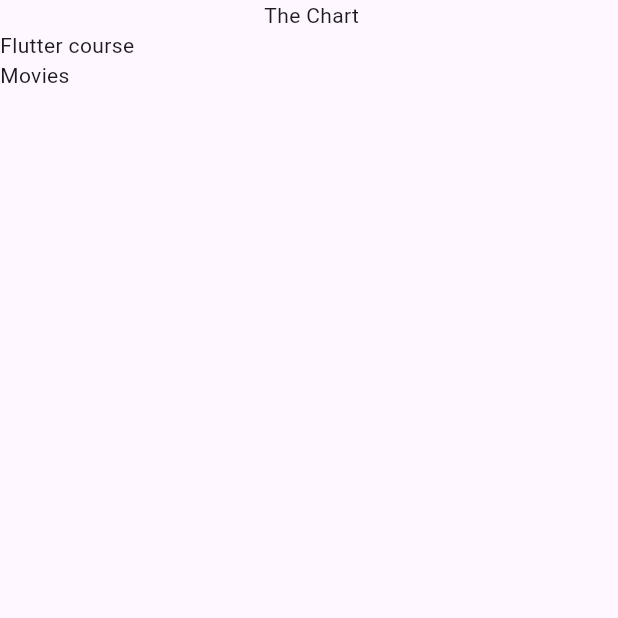
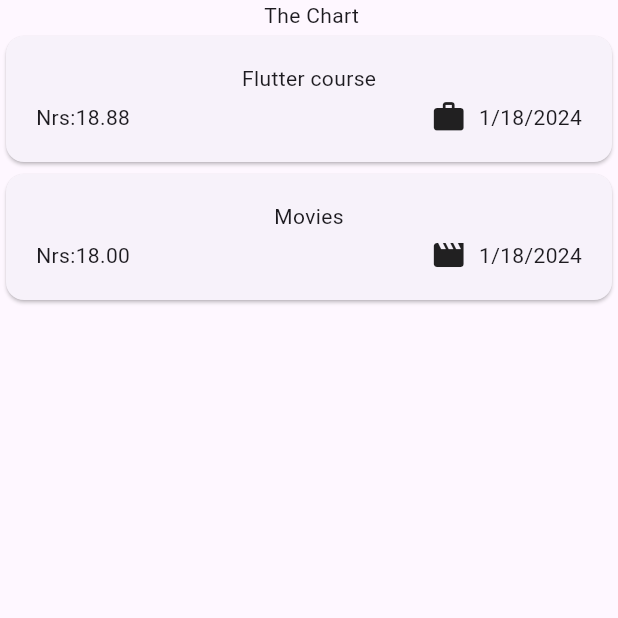
Before and after one commit to Sandipshrestha1/expenses_tracker, a Flutter app: the screen it shows after launch, on a phone screen of 412 x 824 dp, the top half of it. Run offline on Flutter 3.47's test engine with Material 3 defaults, Android fonts, the phone set to English and light mode, and no system bars.

Commit message:
making ui dynmaic

```diff
--- a/lib/main.dart
+++ b/lib/main.dart
@@ -1,6 +1,6 @@
 import 'package:flutter/material.dart';
 
-import 'expenses.dart';
+import 'widgets/expenses.dart';
 
 void main() {
   runApp(
--- a/lib/models/expense.dart
+++ b/lib/models/expense.dart
@@ -1,8 +1,20 @@
 import 'package:uuid/uuid.dart';
+import 'package:flutter/material.dart';
+import 'package:intl/intl.dart';
+
+
+final formatter = DateFormat.yMd();
 
 const uuid = Uuid();
 
 enum ExpenseCategory { food, travel, leisure, work }
+
+const categoryIcons = {
+  ExpenseCategory.food: Icons.lunch_dining,
+  ExpenseCategory.travel: Icons.flight_takeoff,
+  ExpenseCategory.leisure: Icons.movie,
+  ExpenseCategory.work: Icons.work,
+};
 
 class Expense {
   Expense({
@@ -17,4 +29,11 @@ class Expense {
   final double amount;
   final DateTime date;
   final ExpenseCategory category;
+
+  String get formattedDate {
+    return formatter.format(date);
+  }
+
+
+
 }
--- a/lib/expenses.dart
+++ b/lib/widgets/expenses.dart
@@ -1,4 +1,4 @@
-import 'package:expense_tracker/expenses_list.dart';
+import 'package:expense_tracker/widgets/expenses_lists/expenses_list.dart';
 import 'package:expense_tracker/models/expense.dart';
 import 'package:flutter/foundation.dart';
 import 'package:flutter/material.dart';
@@ -32,7 +32,6 @@ class _ExpensesState extends State<Expenses> {
         mainAxisAlignment: MainAxisAlignment.center,
         children: [
           Text(" The Chart"),
-
           Expanded(
             child: ExpensesList(expenses: _registeredExpenses),
           ),
--- /dev/null
+++ b/lib/widgets/expenses_lists/expense_items.dart
@@ -0,0 +1,37 @@
+import 'package:expense_tracker/models/expense.dart';
+import 'package:flutter/material.dart';
+
+class ExpenseItem extends StatelessWidget {
+  const ExpenseItem(this.expense, {super.key});
+  final Expense expense;
+  @override
+  Widget build(BuildContext context) {
+    return Card(
+      child: Padding(
+          padding: const EdgeInsets.symmetric(
+            horizontal: 20,
+            vertical: 18,
+          ),
+          child: Column(
+            children: [
+              Text(expense.title),
+              const SizedBox(height: 4),
+              // const Spacer(),
+              Row(
+                children: [
+                  Text('Nrs:${expense.amount.toStringAsFixed(2)}'),
+                  const Spacer(),
+                  Row(
+                    children: [
+                       Icon(categoryIcons[expense.category]),
+                      const SizedBox(width: 8),
+                      Text(expense.formattedDate),
+                    ],
+                  ),
+                ],
+              )
+            ],
+          )),
+    );
+  }
+}
--- a/lib/expenses_list.dart
+++ b/lib/widgets/expenses_lists/expenses_list.dart
@@ -1,20 +1,19 @@
 import 'package:expense_tracker/models/expense.dart';
+import 'package:expense_tracker/widgets/expenses_lists/expense_items.dart';
 import 'package:flutter/material.dart';
 
 class ExpensesList extends StatelessWidget {
   const ExpensesList({super.key, required this.expenses});
-
 
   final List<Expense> expenses;
 
   @override
   Widget build(BuildContext context) {
     return ListView.builder(
-
       itemCount: expenses.length,
-      itemBuilder: (ctx, index) {
-return Text(expenses[index].title);
-
-    },);
+      itemBuilder: (ctx, index) => ExpenseItem(
+        expenses[index],
+      ),
+    );
   }
 }
--- a/pubspec.yaml
+++ b/pubspec.yaml
@@ -36,6 +36,7 @@ dependencies:
   # Use with the CupertinoIcons class for iOS style icons.
   cupertino_icons: ^1.0.2
   uuid: ^4.3.3
+  intl: ^0.19.0
 
 dev_dependencies:
   flutter_test:
```
Also changed, not shown: pubspec.lock.
